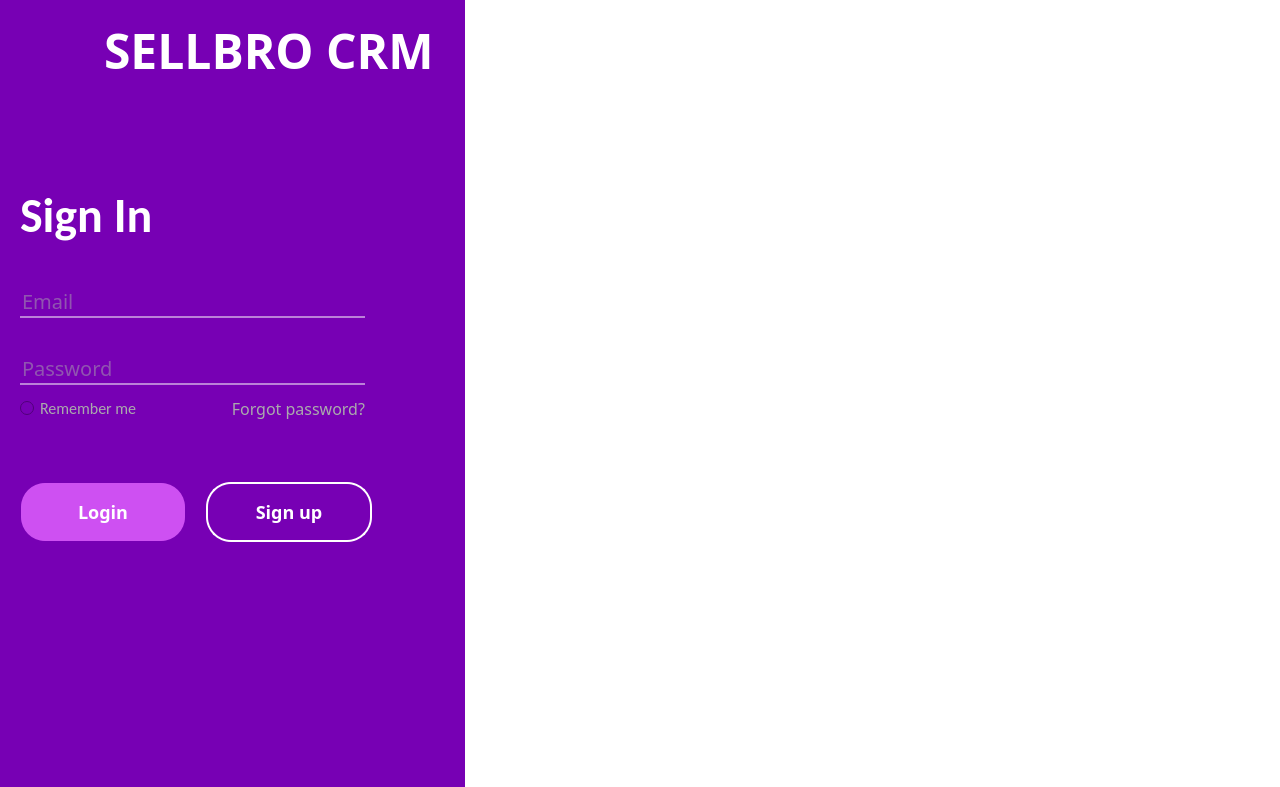
Old version of the form MainWidget.ui in the repository SellBro/SellBroCRM.
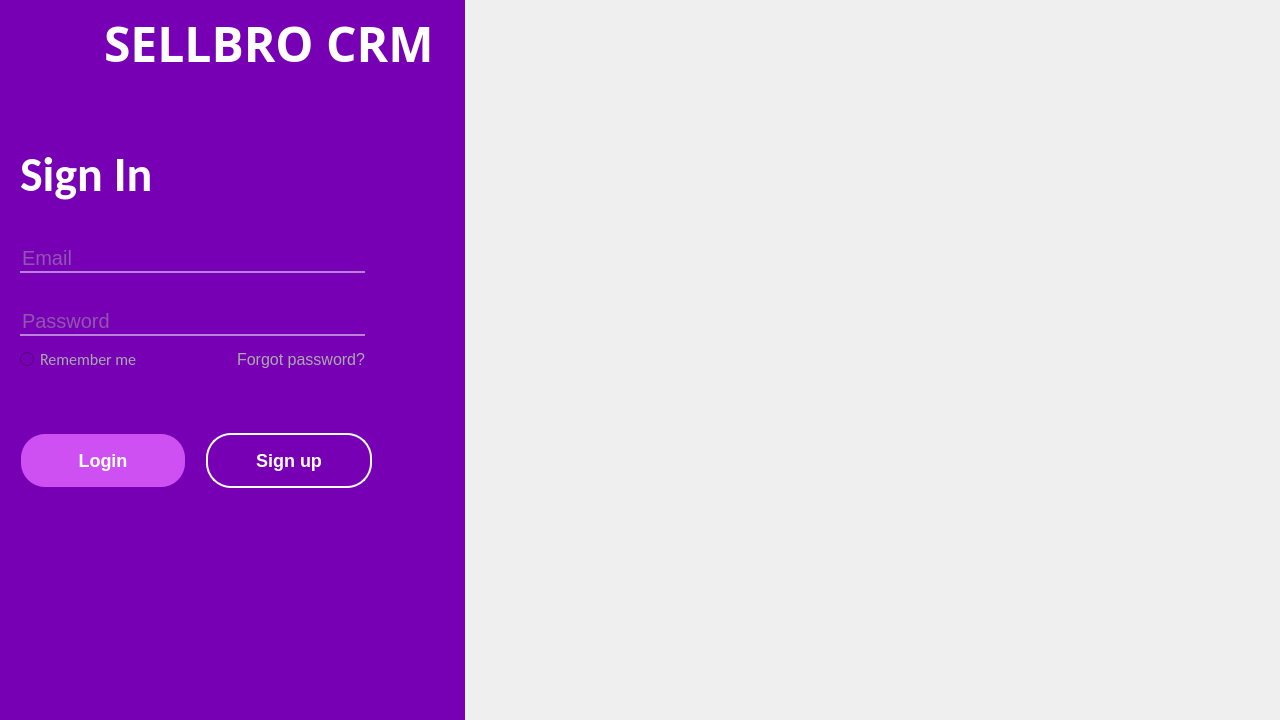
New version of the form. Icons and pictures are not drawn.

Commit message: made QStackedWidget parent

Patch:
```diff
--- a/MainWidget.ui
+++ b/MainWidget.ui
@@ -1,17 +1,25 @@
 <?xml version="1.0" encoding="UTF-8"?>
 <ui version="4.0">
- <class>MainWidget</class>
- <widget class="QWidget" name="MainWidget">
+ <class>mainWidget</class>
+ <widget class="QStackedWidget" name="mainWidget">
   <property name="enabled">
    <bool>true</bool>
   </property>
-  <property name="geometry">
-   <rect>
-    <x>0</x>
-    <y>0</y>
+  <property name="sizePolicy">
+   <sizepolicy hsizetype="Preferred" vsizetype="Preferred">
+    <horstretch>0</horstretch>
+    <verstretch>0</verstretch>
+   </sizepolicy>
+  </property>
+  <property name="minimumSize">
+   <size>
     <width>1280</width>
-    <height>787</height>
-   </rect>
+    <height>720</height>
+   </size>
+  </property>
+  <widget class="QWidget" name="signInWidget_2">
+   <property name="enabled">
+    <bool>true</bool>
   </property>
   <property name="minimumSize">
    <size>
@@ -119,6 +127,9 @@
            </property>
            <item>
             <widget class="QLabel" name="iconLabel">
+              <property name="enabled">
+               <bool>true</bool>
+              </property>
              <property name="styleSheet">
               <string notr="true">padding-left: 20px;
 max-width: 70px;
@@ -213,6 +224,9 @@
         </item>
         <item>
          <widget class="QWidget" name="authWidget" native="true">
+           <property name="enabled">
+            <bool>true</bool>
+           </property>
           <property name="styleSheet">
            <string notr="true">font-family: &quot;Sitka Text&quot;;</string>
           </property>
@@ -234,6 +248,9 @@
            </property>
            <item>
             <widget class="QWidget" name="credsWidget" native="true">
+              <property name="enabled">
+               <bool>true</bool>
+              </property>
              <property name="styleSheet">
               <string notr="true">QLineEdit {
 font-size: 20px;
@@ -506,6 +523,9 @@
            </property>
            <item>
             <widget class="QLabel" name="githubIcon">
+              <property name="enabled">
+               <bool>true</bool>
+              </property>
              <property name="cursor">
               <cursorShape>PointingHandCursor</cursorShape>
              </property>
@@ -522,6 +542,9 @@
            </item>
            <item>
             <widget class="QLabel" name="githubIcon2">
+              <property name="enabled">
+               <bool>true</bool>
+              </property>
              <property name="cursor">
               <cursorShape>PointingHandCursor</cursorShape>
              </property>
@@ -559,6 +582,9 @@
    </item>
    <item>
     <widget class="QWidget" name="infoWidget" native="true">
+      <property name="enabled">
+       <bool>true</bool>
+      </property>
      <property name="font">
       <font>
        <family>Yu Gothic UI Semibold</family>
@@ -577,6 +603,12 @@
     </widget>
    </item>
   </layout>
+  </widget>
+  <widget class="QWidget" name="page_2">
+   <property name="enabled">
+    <bool>false</bool>
+   </property>
+  </widget>
  </widget>
  <layoutdefault spacing="6" margin="11"/>
  <resources>
```
Lines whose indentation alone changed are shown as unchanged. The commit also changes 2 other files.
